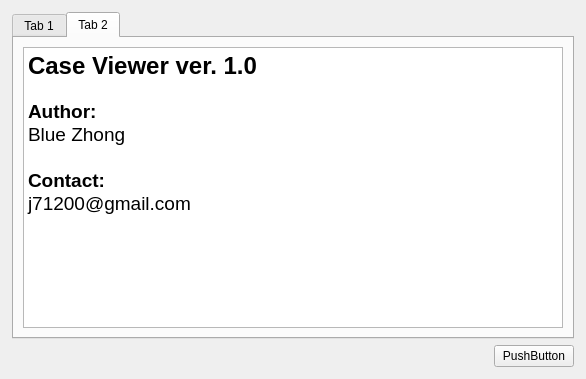
j71200/DentistHelper, file faqwindow.ui: the form before one commit.
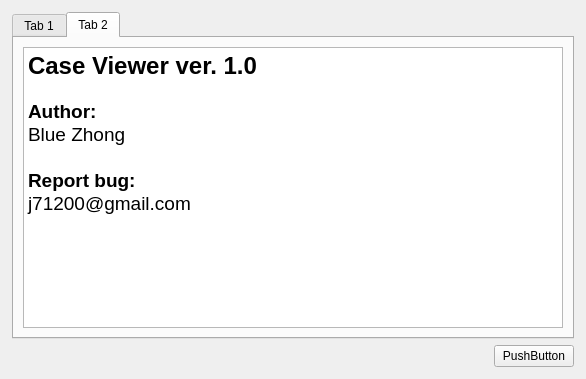
The form after the commit. The open tabs and pages were chosen to show the change.

Commit message: Finished enhancing tool bar finally - 2v

Diff of the .ui file:
```diff
--- a/faqwindow.ui
+++ b/faqwindow.ui
@@ -116,7 +116,7 @@
 &lt;p style=&quot; margin-top:0px; margin-bottom:0px; margin-left:0px; margin-right:0px; -qt-block-indent:0; text-indent:0px;&quot;&gt;&lt;span style=&quot; font-size:14pt; font-weight:600;&quot;&gt;Author:&lt;/span&gt;&lt;/p&gt;
 &lt;p style=&quot; margin-top:0px; margin-bottom:0px; margin-left:0px; margin-right:0px; -qt-block-indent:0; text-indent:0px;&quot;&gt;&lt;span style=&quot; font-size:14pt;&quot;&gt;Blue Zhong&lt;/span&gt;&lt;/p&gt;
 &lt;p style=&quot;-qt-paragraph-type:empty; margin-top:0px; margin-bottom:0px; margin-left:0px; margin-right:0px; -qt-block-indent:0; text-indent:0px; font-size:14pt;&quot;&gt;&lt;br /&gt;&lt;/p&gt;
-&lt;p style=&quot; margin-top:0px; margin-bottom:0px; margin-left:0px; margin-right:0px; -qt-block-indent:0; text-indent:0px;&quot;&gt;&lt;span style=&quot; font-size:14pt; font-weight:600;&quot;&gt;Contact:&lt;/span&gt;&lt;/p&gt;
+&lt;p style=&quot; margin-top:0px; margin-bottom:0px; margin-left:0px; margin-right:0px; -qt-block-indent:0; text-indent:0px;&quot;&gt;&lt;span style=&quot; font-size:14pt; font-weight:600;&quot;&gt;Report bug:&lt;/span&gt;&lt;/p&gt;
 &lt;p style=&quot; margin-top:0px; margin-bottom:0px; margin-left:0px; margin-right:0px; -qt-block-indent:0; text-indent:0px;&quot;&gt;&lt;span style=&quot; font-size:14pt;&quot;&gt;j71200@gmail.com&lt;/span&gt;&lt;/p&gt;
 &lt;p style=&quot;-qt-paragraph-type:empty; margin-top:0px; margin-bottom:0px; margin-left:0px; margin-right:0px; -qt-block-indent:0; text-indent:0px; font-size:14pt;&quot;&gt;&lt;br /&gt;&lt;/p&gt;&lt;/body&gt;&lt;/html&gt;</string>
          </property>
```
